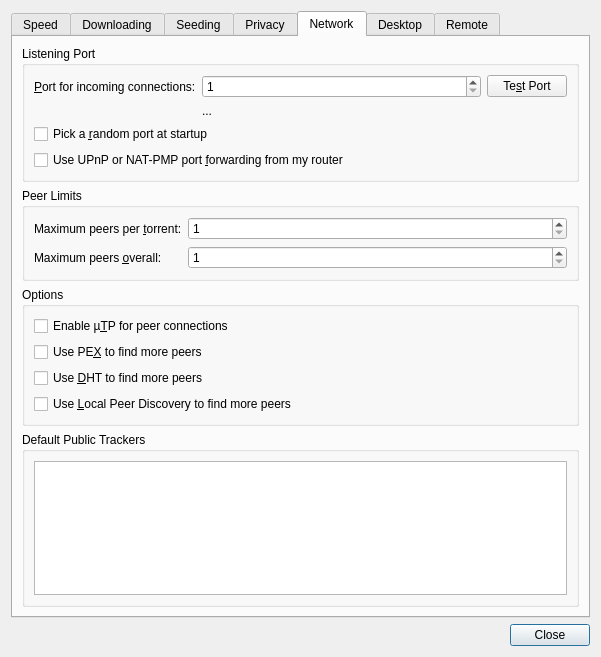
This is qt/PrefsDialog.ui in retransmission/retransmission as Qt 5 draws it before an edit. The edited form follows.
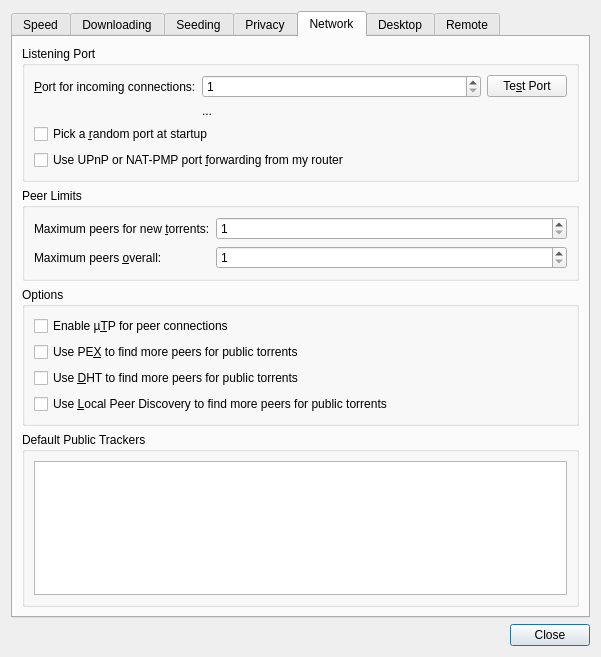
This is the edited form. The open tabs and pages were chosen to show the change. Icons and pictures are not drawn. Custom widgets are drawn as their Qt base class.

```diff
--- a/qt/PrefsDialog.ui
+++ b/qt/PrefsDialog.ui
@@ -717,7 +717,7 @@
           <item row="0" column="0">
            <widget class="QLabel" name="torrentPeerLimitLabel">
             <property name="text">
-             <string>Maximum peers per &amp;torrent:</string>
+             <string>Maximum peers for new &amp;torrents:</string>
             </property>
             <property name="buddy">
              <cstring>torrentPeerLimitSpin</cstring>
@@ -785,7 +785,7 @@
              <string>PEX is a tool for exchanging peer lists with the peers you're connected to.</string>
             </property>
             <property name="text">
-             <string>Use PE&amp;X to find more peers</string>
+             <string>Use PE&amp;X to find more peers for public torrents</string>
             </property>
            </widget>
           </item>
@@ -795,7 +795,7 @@
              <string>DHT is a tool for finding peers without a tracker.</string>
             </property>
             <property name="text">
-             <string>Use &amp;DHT to find more peers</string>
+             <string>Use &amp;DHT to find more peers for public torrents</string>
             </property>
            </widget>
           </item>
@@ -805,7 +805,7 @@
              <string>LPD is a tool for finding peers on your local network.</string>
             </property>
             <property name="text">
-             <string>Use &amp;Local Peer Discovery to find more peers</string>
+             <string>Use &amp;Local Peer Discovery to find more peers for public torrents</string>
             </property>
            </widget>
           </item>
```
Left out of the diff: 2 changed lines with no effect on the pictures.
